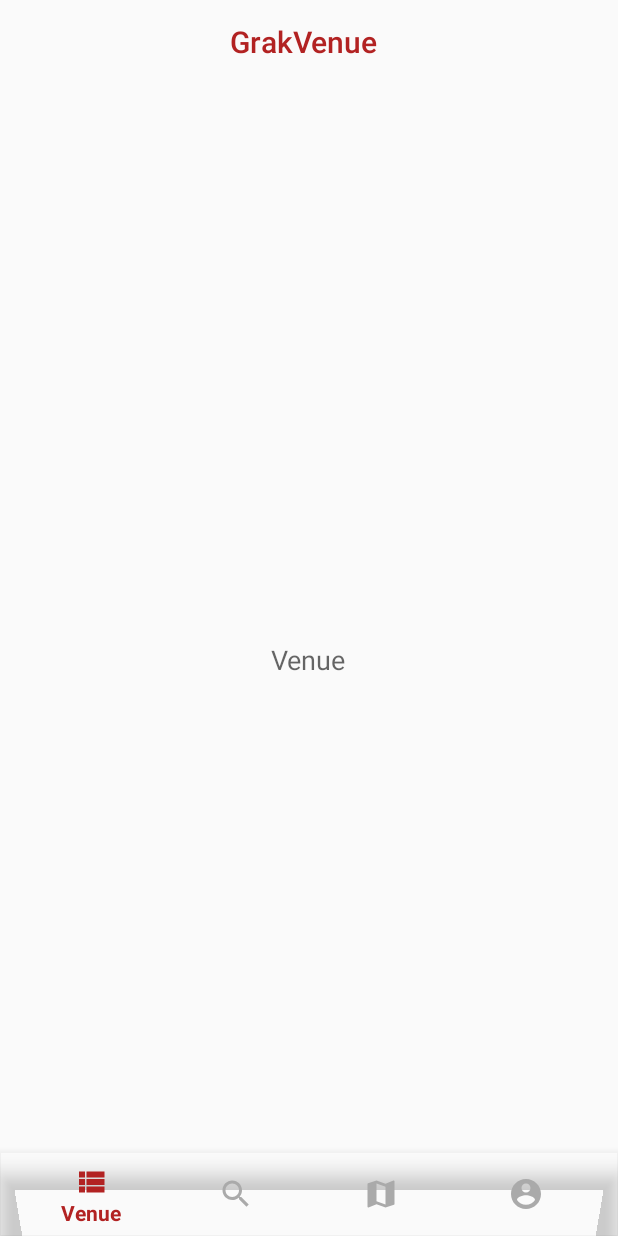
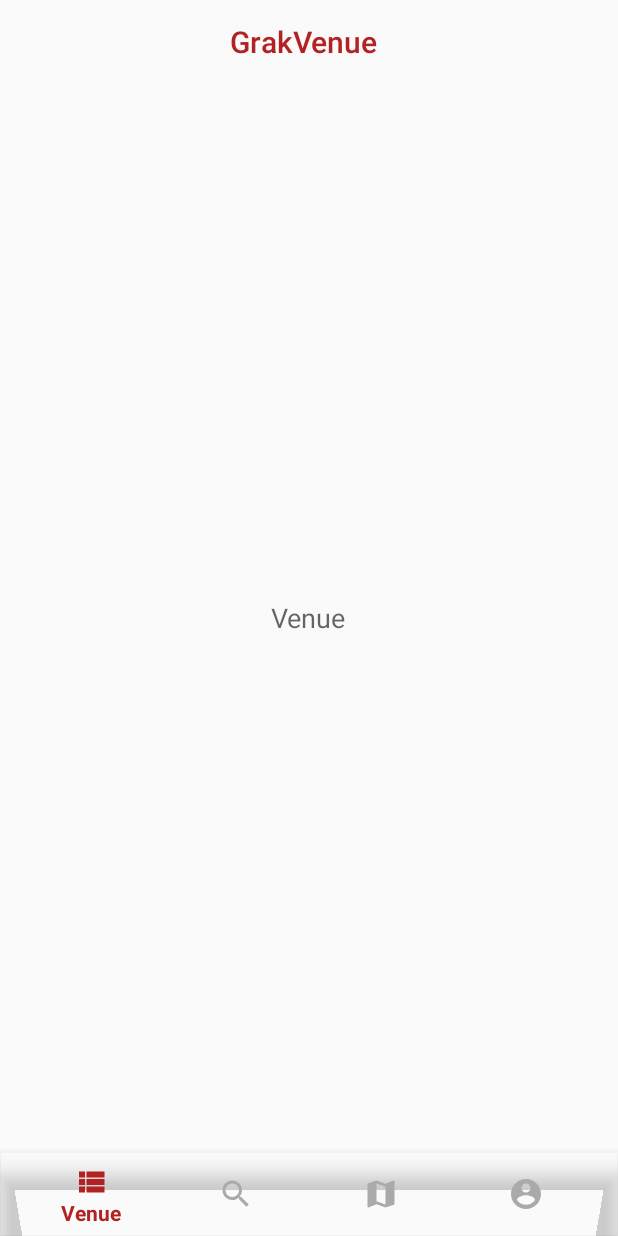
Before and after one commit to andrianm28/grakify-grakvenue, an Android app: the screen it shows after launch (MainActivity), on a phone screen of 412 x 824 dp. Run offline under Robolectric (Android 15) with nearby library versions, the phone set to English and light mode, and no system bars.

```diff
--- a/grakify/app/build.gradle
+++ b/grakify/app/build.gradle
@@ -26,4 +26,5 @@ dependencies {
     androidTestImplementation 'com.android.support.test:runner:1.0.2'
     androidTestImplementation 'com.android.support.test.espresso:espresso-core:3.0.2'
     implementation 'com.android.support:design:28.0.0'
+    implementation 'com.google.android.gms:play-services:12.0.1'
 }
--- a/grakify/app/src/main/java/com/andrianm28/grakify/fragment/AccountFragment.java
+++ b/grakify/app/src/main/java/com/andrianm28/grakify/AccountFragment.java
@@ -1,4 +1,4 @@
-package com.andrianm28.grakify.fragment;
+package com.andrianm28.grakify;
 import android.os.Bundle;
 import android.support.annotation.NonNull;
 import android.support.annotation.Nullable;
--- a/grakify/app/src/main/java/com/andrianm28/grakify/fragment/SearchFragment.java
+++ b/grakify/app/src/main/java/com/andrianm28/grakify/CardFragment.java
@@ -1,4 +1,4 @@
-package com.andrianm28.grakify.fragment;
+package com.andrianm28.grakify;
 import android.os.Bundle;
 import android.support.annotation.NonNull;
 import android.support.annotation.Nullable;
@@ -9,7 +9,7 @@ import android.view.ViewGroup;
 
 import com.andrianm28.grakify.R;
 
-public class SearchFragment extends Fragment {
+public class CardFragment extends Fragment {
 
     @Nullable
     @Override
--- a/grakify/app/src/main/java/com/andrianm28/grakify/MainActivity.java
+++ b/grakify/app/src/main/java/com/andrianm28/grakify/MainActivity.java
@@ -11,10 +11,6 @@ import android.text.Html;
 import android.view.MenuItem;
 import android.view.View;
 import android.view.ViewGroup;
-
-import com.andrianm28.grakify.fragment.AccountFragment;
-import com.andrianm28.grakify.fragment.CardFragment;
-import com.andrianm28.grakify.fragment.MapFragment;
 
 import java.util.ArrayList;
 
--- a/grakify/app/src/main/java/com/andrianm28/grakify/fragment/MapFragment.java
+++ b/grakify/app/src/main/java/com/andrianm28/grakify/SearchFragment.java
@@ -1,4 +1,4 @@
-package com.andrianm28.grakify.fragment;
+package com.andrianm28.grakify;
 import android.os.Bundle;
 import android.support.annotation.NonNull;
 import android.support.annotation.Nullable;
@@ -9,12 +9,12 @@ import android.view.ViewGroup;
 
 import com.andrianm28.grakify.R;
 
-public class MapFragment extends Fragment {
+public class SearchFragment extends Fragment {
 
     @Nullable
     @Override
     public View onCreateView(@NonNull LayoutInflater inflater, @Nullable ViewGroup container, @Nullable Bundle savedInstanceState) {
-        View view = inflater.inflate(R.layout.fragment_map, container, false);
+        View view = inflater.inflate(R.layout.fragment_card, container, false);
         return view;
     }
 }
--- /dev/null
+++ b/grakify/app/src/main/java/com/andrianm28/grakify/SplashScreenActivity.java
@@ -0,0 +1,19 @@
+package com.andrianm28.grakify;
+
+import android.content.Intent;
+import android.support.v7.app.AppCompatActivity;
+import android.os.Bundle;
+
+public class SplashScreenActivity extends AppCompatActivity {
+
+    @Override
+    protected void onCreate(Bundle savedInstanceState) {
+        super.onCreate(savedInstanceState);
+        setContentView(R.layout.activity_splash_screen);
+
+        Intent intent = new Intent(getApplicationContext(),
+                MainActivity.class);
+        startActivity(intent);
+        finish();
+    }
+}
--- a/grakify/app/src/main/java/com/andrianm28/grakify/fragment/CardFragment.java
+++ /dev/null
@@ -1,20 +0,0 @@
-package com.andrianm28.grakify.fragment;
-import android.os.Bundle;
-import android.support.annotation.NonNull;
-import android.support.annotation.Nullable;
-import android.support.v4.app.Fragment;
-import android.view.LayoutInflater;
-import android.view.View;
-import android.view.ViewGroup;
-
-import com.andrianm28.grakify.R;
-
-public class CardFragment extends Fragment {
-
-    @Nullable
-    @Override
-    public View onCreateView(@NonNull LayoutInflater inflater, @Nullable ViewGroup container, @Nullable Bundle savedInstanceState) {
-        View view = inflater.inflate(R.layout.fragment_card, container, false);
-        return view;
-    }
-}
--- /dev/null
+++ b/grakify/app/src/main/res/drawable/ic_place_marker.xml
@@ -0,0 +1,5 @@
+<vector android:height="24dp" android:tint="#B22222"
+    android:viewportHeight="24.0" android:viewportWidth="24.0"
+    android:width="24dp" xmlns:android="http://schemas.android.com/apk/res/android">
+    <path android:fillColor="#FF000000" android:pathData="M12,2C8.13,2 5,5.13 5,9c0,5.25 7,13 7,13s7,-7.75 7,-13c0,-3.87 -3.13,-7 -7,-7zM12,11.5c-1.38,0 -2.5,-1.12 -2.5,-2.5s1.12,-2.5 2.5,-2.5 2.5,1.12 2.5,2.5 -1.12,2.5 -2.5,2.5z"/>
+</vector>
--- /dev/null
+++ b/grakify/app/src/main/res/drawable/splash_screen_background.xml
@@ -0,0 +1,13 @@
+<?xml version="1.0" encoding="utf-8"?>
+<layer-list xmlns:android="http://schemas.android.com/apk/res/android" android:layout_height="match_parent" android:layout_width="match_parent">
+
+    <item android:drawable="@color/colorPrimary"/>
+
+    <!-- Set the Background Image-->
+    <item android:gravity="center" android:width="500dp" android:height="700dp">
+        <bitmap
+            android:gravity="start"
+            android:src="@drawable/logo_lengkap"
+            />
+    </item>
+</layer-list>
--- a/grakify/app/src/main/res/layout/activity_main.xml
+++ b/grakify/app/src/main/res/layout/activity_main.xml
@@ -10,7 +10,9 @@
         android:layout_width="match_parent"
         android:layout_height="match_parent"
         android:id="@+id/fl_container"
-        app:layout_behavior="@string/appbar_scrolling_view_behavior" >
+        app:layout_behavior="@string/appbar_scrolling_view_behavior"
+        android:layout_marginBottom="56dp"
+        >
 
     </FrameLayout>
 
--- /dev/null
+++ b/grakify/app/src/main/res/layout/activity_splash_screen.xml
@@ -0,0 +1,6 @@
+<?xml version="1.0" encoding="utf-8"?>
+<android.support.constraint.ConstraintLayout
+    xmlns:android="http://schemas.android.com/apk/res/android" android:layout_width="match_parent"
+    android:layout_height="match_parent">
+
+</android.support.constraint.ConstraintLayout>
--- a/grakify/app/src/main/res/values/strings.xml
+++ b/grakify/app/src/main/res/values/strings.xml
@@ -1,5 +1,6 @@
 <resources>
     <string name="app_name">Grakify</string>
+    <string name="maps_apiKey">AIzaSyART7rJ0l_j6NJGbF2ewWISyXj9t_XjoLw</string>
     <string name="cardVenue">Venue</string>
     <string name="mapVenue">Map</string>
     <string name="searchVenue">Search</string>
--- a/grakify/app/src/main/res/values/styles.xml
+++ b/grakify/app/src/main/res/values/styles.xml
@@ -8,4 +8,9 @@
         <item name="colorAccent">@color/colorAccent</item>
     </style>
 
+    <!--Style for Splash Screen-->
+    <style name="SplashScreenTheme" parent="Theme.AppCompat.Light.DarkActionBar">
+        <item name ="android:windowBackground"> @drawable/splash_screen_background</item>
+    </style>
+
 </resources>
```
Also changed, not shown: grakify/app/src/main/AndroidManifest.xml (+7 -1 lines), grakify/app/src/main/java/com/andrianm28/grakify/MapFragment.java (added, +94 -0 lines), grakify/app/src/main/res/layout/fragment_map.xml (+10 -2 lines), grakify/app/src/main/res/drawable/logo_lengkap.png (added).
